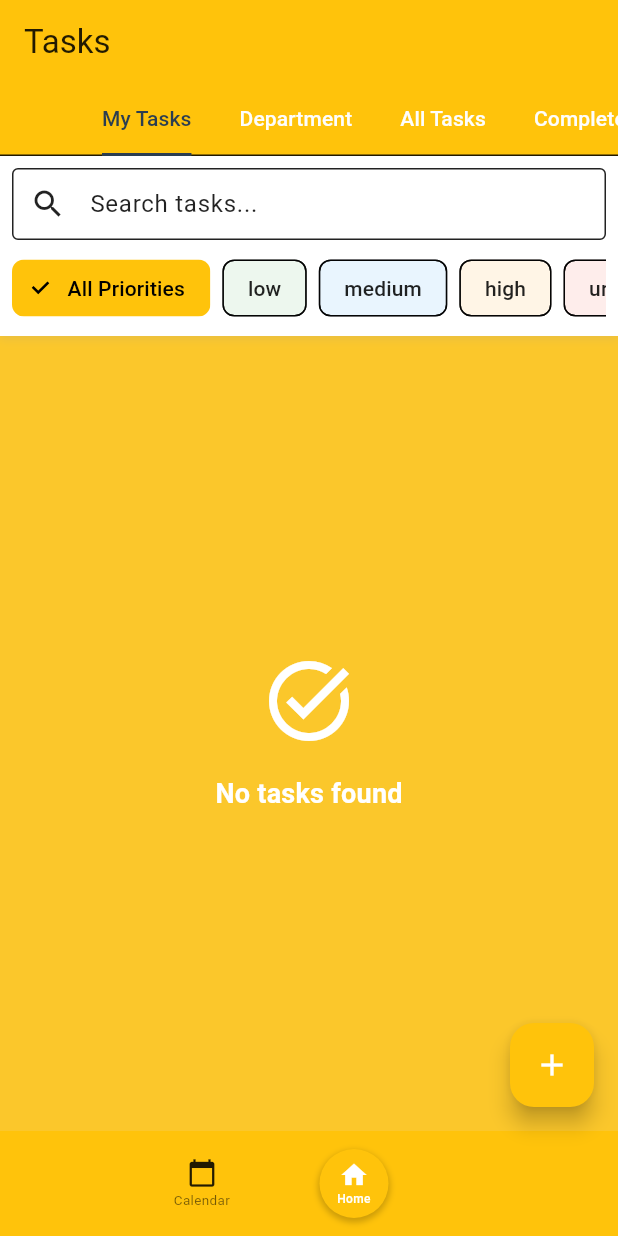
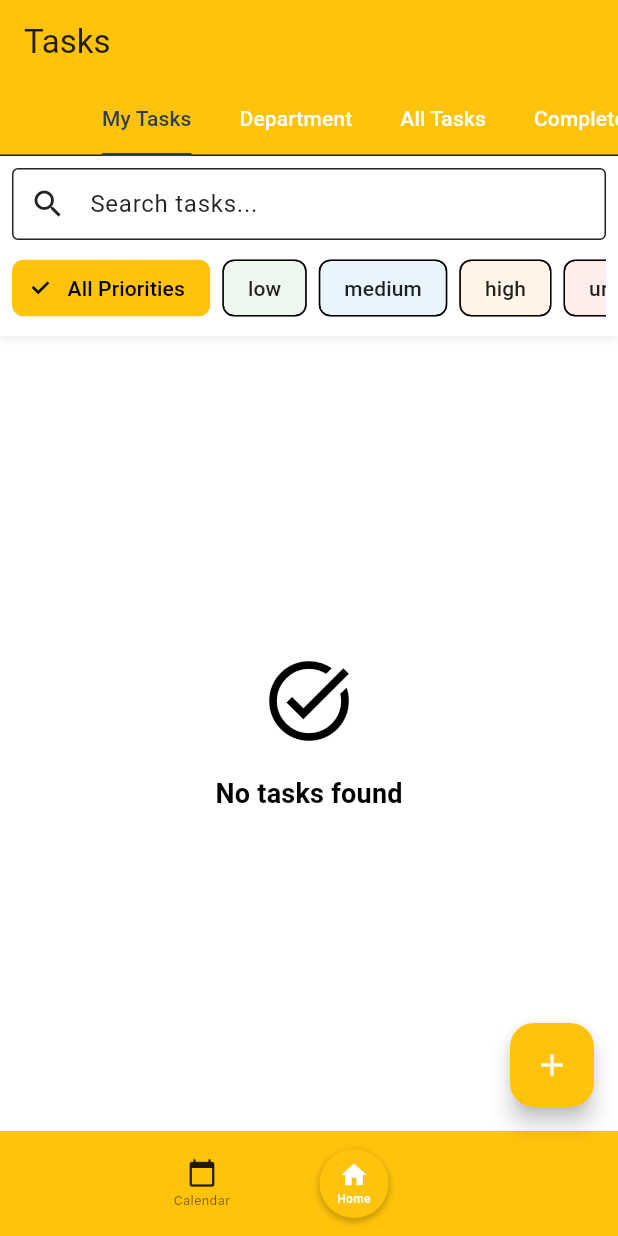
Before and after one commit to HarzaanHussain/cateredtoyou, a Flutter app: the TaskListScreen screen opened by its route, on a phone screen of 412 x 824 dp. Run offline on Flutter 3.47's test engine with Material 3 defaults, Android fonts, the phone set to English and light mode, and no system bars; our stand-ins replace cloud_firestore, firebase_auth, firebase_core, flutter_local_notifications, flutter_map, flutter_timezone and 6 more; missing offline and left inert: flutter_map_cancellable_tile_provider; accounts and stored records are empty.

Commit message:
Change task list background from orange to white, change empty tasklist indicator from white to black

```diff
--- a/lib/views/tasks/task_list_screen.dart
+++ b/lib/views/tasks/task_list_screen.dart
@@ -19,7 +19,7 @@ class TaskListScreen extends StatelessWidget {
     return DefaultTabController(
       length: 4,
       child: Scaffold(
-        backgroundColor: const Color(0xFFFBC72B), // yellow background
+        // backgroundColor: const Color(0xFFFBC72B), // yellow background
 
         bottomNavigationBar: const BottomToolbar(),
         appBar: AppBar(
@@ -111,13 +111,13 @@ class _TaskListState extends State<_TaskList> {
                           Icon(
                             Icons.task_alt,
                             size: 64,
-                            color: Colors.white,
+                            color: Colors.black,
                           ),
                           const SizedBox(height: 16),
                           Text(
                             'No tasks found',
                             style: Theme.of(context).textTheme.titleMedium?.copyWith(
-                              color: Colors.white,
+                              color: Colors.black,
                             ),
                           ),
                         ],
```
